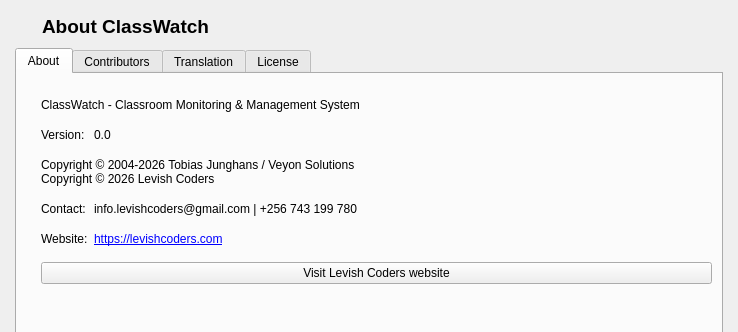
The window that core/src/AboutDialog.ui (infolevishcoders-web/classwatch) describes before a commit, drawn with Qt 5; both pictures show x 0 to 738 and y 0 to 332 of the 738 by 500 pixel window.
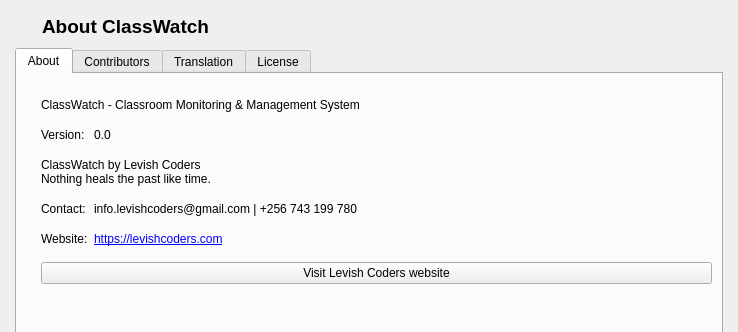
The same window after the commit. Icons and pictures are not drawn.

Commit message: ClassWatch UX overhaul: LAN auto-scan, animated watery theme, renames, lockdown tray

```diff
--- a/core/src/AboutDialog.ui
+++ b/core/src/AboutDialog.ui
@@ -163,8 +163,8 @@
        <item row="3" column="0" colspan="2">
         <widget class="QLabel" name="label_8">
          <property name="text">
-          <string notr="true">Copyright © 2004-2026 Tobias Junghans / Veyon Solutions
-Copyright © 2026 Levish Coders</string>
+          <string notr="true">ClassWatch by Levish Coders
+Nothing heals the past like time.</string>
          </property>
         </widget>
        </item>
```
The commit also changes 16 other files.
